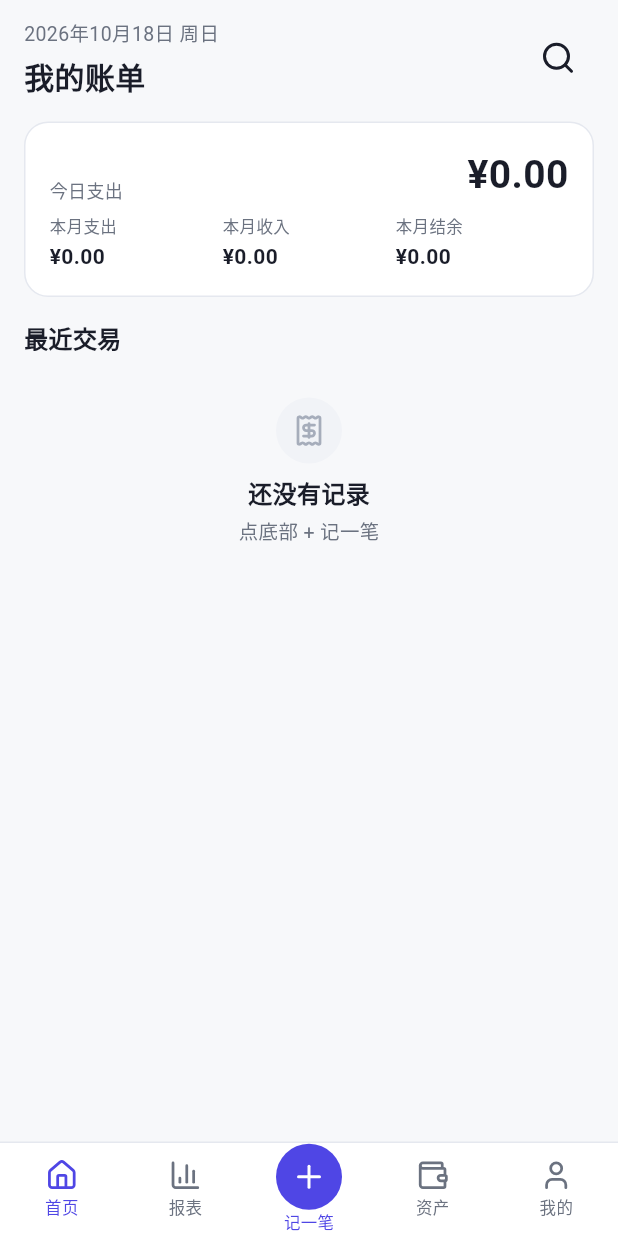
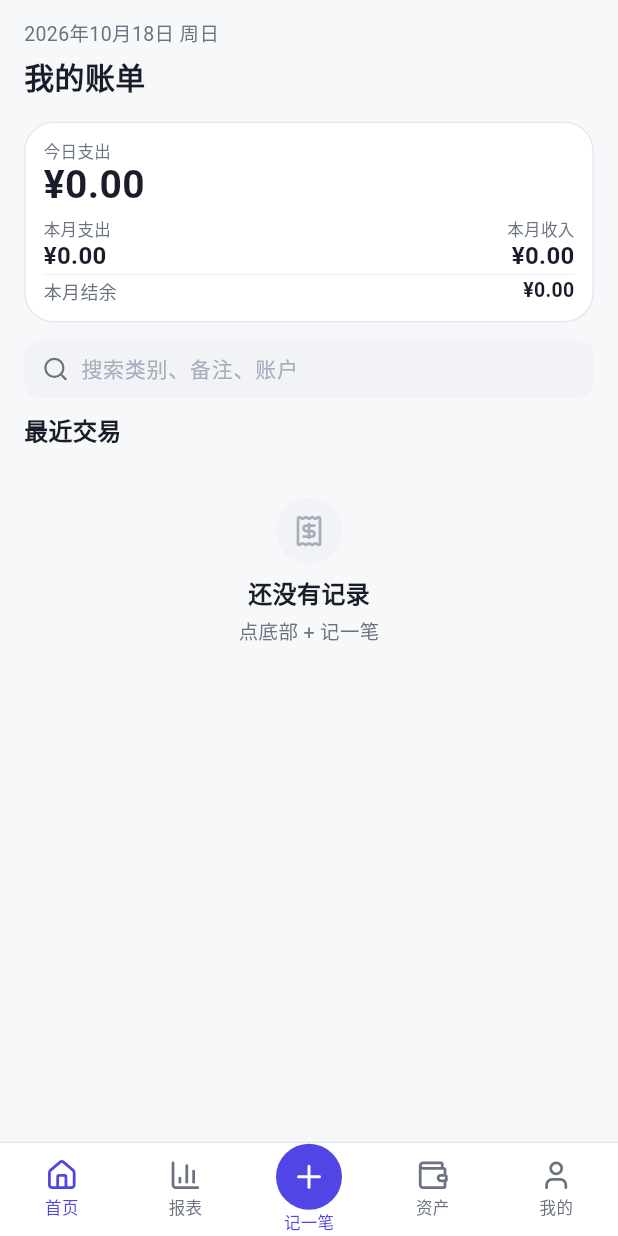
Before and after one commit to ChuShiZ/accounting-app-design, a Flutter app: the screen it shows after launch, on a phone screen of 412 x 824 dp. Run offline on Flutter 3.47's test engine with Material 3 defaults, Android fonts, the phone set to English and light mode, and no system bars; our stand-ins replace drift, flutter_riverpod, flutter_secure_storage, go_router, image_picker, lucide_icons; accounts and stored records are empty; generated files the repository leaves out were written again.

Commit message:
fix: 保持首页原布局，压缩汇总卡尺寸与行高

```diff
--- a/jizhang-flutter/lib/页面/首页页.dart
+++ b/jizhang-flutter/lib/页面/首页页.dart
@@ -25,7 +25,6 @@ class HomePage extends ConsumerStatefulWidget {
 
 class _HomePageState extends ConsumerState<HomePage> {
   final _search = TextEditingController();
-  bool _searching = false;
 
   @override
   void dispose() {
@@ -41,24 +40,9 @@ class _HomePageState extends ConsumerState<HomePage> {
     return PageScaffold(
       subtitle: '${now.year}年${now.month}月${now.day}日 ${_weekday(now.weekday)}',
       title: '我的账单',
-      action: Row(
-        mainAxisSize: MainAxisSize.min,
-        children: [
-          IconButton(
-            onPressed: () {
-              setState(() {
-                _searching = !_searching;
-                if (!_searching) _search.clear();
-              });
-            },
-            icon: Icon(_searching ? LucideIcons.x : LucideIcons.search, color: tokens.textPrimary),
-            tooltip: _searching ? '关闭搜索' : '搜索',
-            style: IconButton.styleFrom(minimumSize: const Size(36, 36), padding: EdgeInsets.zero),
-          ),
-          if (snapshot.valueOrNull?.dueItems.isNotEmpty == true)
-            _DuePill(count: snapshot.value!.dueItems.length, onTap: () => _openDue(context)),
-        ],
-      ),
+      action: snapshot.valueOrNull?.dueItems.isNotEmpty == true
+          ? _DuePill(count: snapshot.value!.dueItems.length, onTap: () => _openDue(context))
+          : null,
       child: snapshot.when(
         loading: () => Padding(
           padding: EdgeInsets.symmetric(vertical: tokens.space10),
@@ -92,43 +76,53 @@ class _HomePageState extends ConsumerState<HomePage> {
       crossAxisAlignment: CrossAxisAlignment.stretch,
       children: [
         Container(
-          padding: EdgeInsets.all(tokens.space4),
+          padding: EdgeInsets.all(tokens.space3),
           decoration: BoxDecoration(
             color: tokens.bg,
-            borderRadius: BorderRadius.circular(tokens.radiusLg),
+            borderRadius: BorderRadius.circular(tokens.radiusXl),
             border: Border.all(color: tokens.border),
           ),
           child: Column(
             crossAxisAlignment: CrossAxisAlignment.start,
             children: [
-              Row(
-                crossAxisAlignment: CrossAxisAlignment.end,
-                children: [
-                  Expanded(child: Text('今日支出', style: TextStyle(fontSize: 12, color: tokens.textSecondary))),
+              Text('今日支出', style: TextStyle(fontSize: 11, height: 1.2, color: tokens.textSecondary)),
+              SizedBox(height: 2),
               Text(
                 formatCents(data.todayExpense),
                 style: TextStyle(
                   fontSize: 26,
+                  height: 1.1,
                   fontWeight: FontWeight.w700,
+                  color: tokens.textPrimary,
+                  fontFeatures: const [FontFeature.tabularFigures()],
+                ),
+              ),
+              SizedBox(height: tokens.space2),
+              Row(
+                children: [
+                  Expanded(child: _metric(context, '本月支出', formatCents(data.monthExpense))),
+                  Expanded(child: _metric(context, '本月收入', formatCents(data.monthIncome), alignEnd: true)),
+                ],
+              ),
+              Divider(height: 6, color: tokens.divider),
+              Row(
+                children: [
+                  Expanded(child: Text('本月结余', style: TextStyle(fontSize: 12, height: 1.2, color: tokens.textSecondary))),
+                  Text(
+                    formatCents(data.monthBalance, signed: true),
+                    style: TextStyle(
+                      fontSize: 13,
+                      height: 1.2,
+                      fontWeight: FontWeight.w600,
                       color: tokens.textPrimary,
                       fontFeatures: const [FontFeature.tabularFigures()],
                     ),
                   ),
                 ],
               ),
-              SizedBox(height: tokens.space2),
-              Row(
-                crossAxisAlignment: CrossAxisAlignment.start,
-                children: [
-                  Expanded(child: _metric(context, '本月支出', formatCents(data.monthExpense))),
-                  Expanded(child: _metric(context, '本月收入', formatCents(data.monthIncome))),
-                  Expanded(child: _metric(context, '本月结余', formatCents(data.monthBalance, signed: true))),
-                ],
-              ),
             ],
           ),
         ),
-        if (_searching) ...[
         SizedBox(height: tokens.space3),
         Container(
           height: 38,
@@ -139,20 +133,19 @@ class _HomePageState extends ConsumerState<HomePage> {
           ),
           child: Row(
             children: [
-                Icon(LucideIcons.search, size: 17, color: tokens.textSecondary),
+              Icon(LucideIcons.search, size: 18, color: tokens.textSecondary),
               SizedBox(width: tokens.space2),
               Expanded(
                 child: TextField(
                   controller: _search,
-                    autofocus: true,
                   onChanged: (_) => setState(() {}),
                   decoration: InputDecoration(
                     hintText: '搜索类别、备注、账户',
-                      hintStyle: TextStyle(fontSize: 13, color: tokens.textDisabled),
+                    hintStyle: TextStyle(fontSize: 14, color: tokens.textDisabled),
                     border: InputBorder.none,
                     isDense: true,
                   ),
-                    style: TextStyle(fontSize: 13, color: tokens.textPrimary),
+                  style: TextStyle(fontSize: 14, color: tokens.textPrimary),
                 ),
               ),
               if (_search.text.isNotEmpty)
@@ -161,18 +154,21 @@ class _HomePageState extends ConsumerState<HomePage> {
                     _search.clear();
                     setState(() {});
                   },
-                    child: Text('清除', style: TextStyle(fontSize: 12, color: tokens.primary, fontWeight: FontWeight.w500)),
+                  child: Text('清除', style: TextStyle(fontSize: 13, color: tokens.primary, fontWeight: FontWeight.w500)),
                 ),
             ],
           ),
         ),
+        SizedBox(height: tokens.space3),
+        Row(
+          children: [
+            Text('最近交易', style: TextStyle(fontSize: 16, height: 1.2, fontWeight: FontWeight.w600, color: tokens.textPrimary)),
           ],
-        SizedBox(height: tokens.space4),
-        Text('最近交易', style: TextStyle(fontSize: 16, fontWeight: FontWeight.w600, color: tokens.textPrimary)),
+        ),
         SizedBox(height: tokens.space1),
         if (groups.isEmpty)
           Padding(
-            padding: EdgeInsets.only(top: tokens.space6),
+            padding: EdgeInsets.only(top: tokens.space8),
             child: Column(
               children: [
                 Container(
@@ -197,9 +193,9 @@ class _HomePageState extends ConsumerState<HomePage> {
               padding: EdgeInsets.only(top: tokens.space2, bottom: tokens.space1),
               child: Row(
                 children: [
-                  Expanded(child: Text(group.label, style: TextStyle(fontSize: 12, color: tokens.textSecondary))),
+                  Expanded(child: Text(group.label, style: TextStyle(fontSize: 12, height: 1.2, color: tokens.textSecondary))),
                   if (group.expense > 0)
-                    Text(formatCents(group.expense), style: TextStyle(fontSize: 12, color: tokens.textSecondary, fontFeatures: const [FontFeature.tabularFigures()])),
+                    Text(formatCents(group.expense), style: TextStyle(fontSize: 12, height: 1.2, color: tokens.textSecondary, fontFeatures: const [FontFeature.tabularFigures()])),
                 ],
               ),
             ),
@@ -227,19 +223,18 @@ class _HomePageState extends ConsumerState<HomePage> {
     );
   }
 
-  Widget _metric(BuildContext context, String label, String value) {
+  Widget _metric(BuildContext context, String label, String value, {bool alignEnd = false}) {
     final tokens = context.tokens;
     return Column(
-      crossAxisAlignment: CrossAxisAlignment.start,
+      crossAxisAlignment: alignEnd ? CrossAxisAlignment.end : CrossAxisAlignment.start,
       children: [
-        Text(label, style: TextStyle(fontSize: 11, color: tokens.textSecondary)),
+        Text(label, style: TextStyle(fontSize: 11, height: 1.2, color: tokens.textSecondary)),
         SizedBox(height: 2),
         Text(
           value,
-          maxLines: 1,
-          overflow: TextOverflow.fade,
           style: TextStyle(
-            fontSize: 14,
+            fontSize: 16,
+            height: 1.2,
             fontWeight: FontWeight.w600,
             color: tokens.textPrimary,
             fontFeatures: const [FontFeature.tabularFigures()],
@@ -359,7 +354,7 @@ class _FlowTile extends StatelessWidget {
                 children: [
                   Text(
                     item.categoryName,
-                    style: TextStyle(fontSize: 16, fontWeight: FontWeight.w500, color: tokens.textPrimary),
+                    style: TextStyle(fontSize: 16, height: 1.2, fontWeight: FontWeight.w500, color: tokens.textPrimary),
                     overflow: TextOverflow.ellipsis,
                   ),
                   SizedBox(height: 2),
@@ -372,7 +367,7 @@ class _FlowTile extends StatelessWidget {
                       Expanded(
                         child: Text(
                           '${item.transaction.note?.isNotEmpty == true ? item.transaction.note : item.accountName} · $hh:$mm',
-                          style: TextStyle(fontSize: 13, color: tokens.textSecondary),
+                          style: TextStyle(fontSize: 13, height: 1.2, color: tokens.textSecondary),
                           overflow: TextOverflow.ellipsis,
                         ),
                       ),
```
Lines whose indentation alone changed are shown as unchanged.
